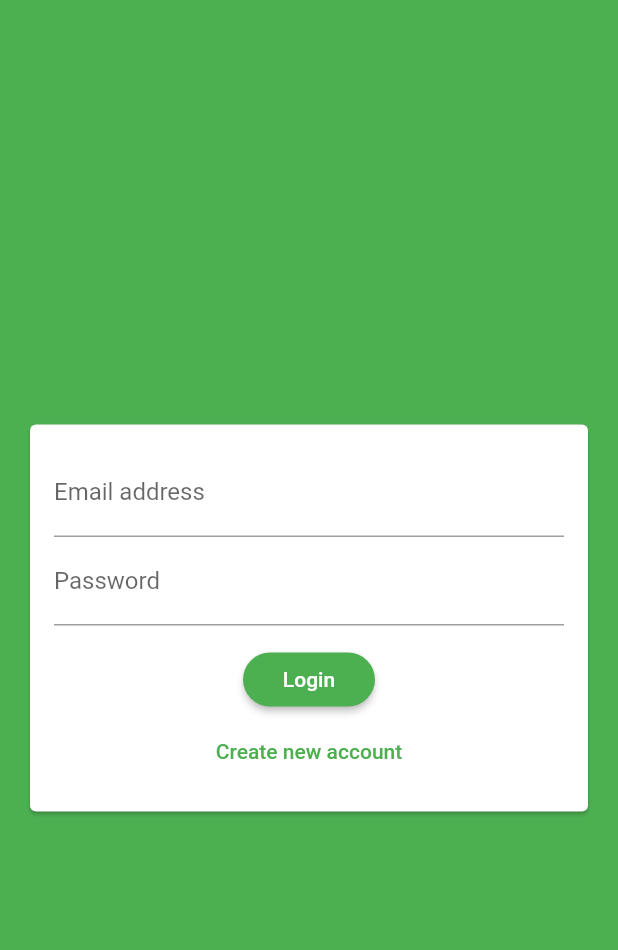
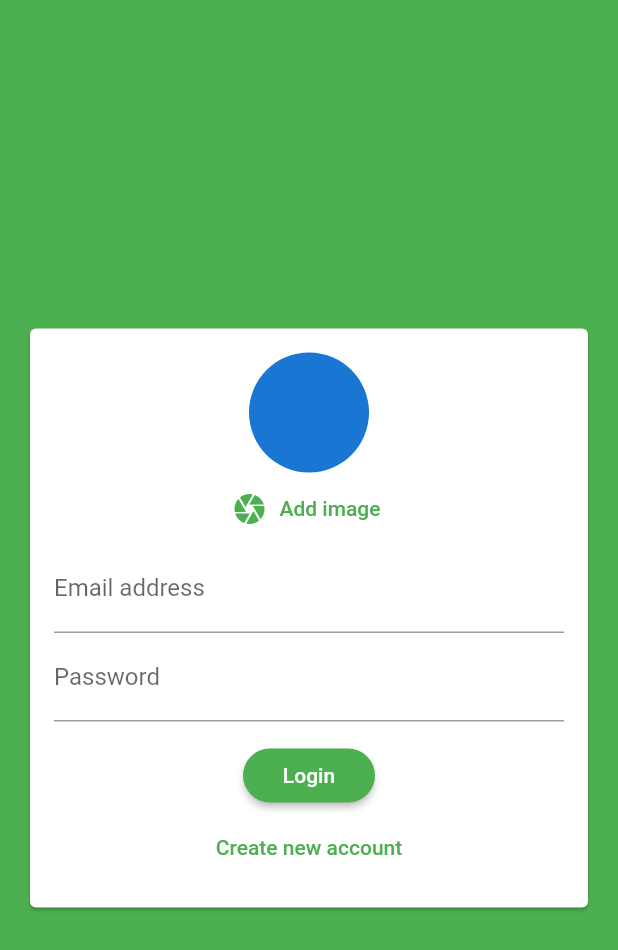
Before and after one commit to giacomoferlaino/flutter-chat-app, a Flutter app: the screen it shows after launch, on a phone screen of 412 x 824 dp. Shown: the top 950 px of the screen. Run offline on Flutter 3.47's test engine with Material 2 defaults, Android fonts, the phone set to English and light mode, and no system bars; our stand-ins replace cloud_firestore, firebase_auth; accounts and stored records are empty.

Commit message:
feat: Added image_picker dependency

```diff
--- a/lib/widgets/auth/auth_form.dart
+++ b/lib/widgets/auth/auth_form.dart
@@ -73,6 +73,15 @@ class _AuthFormState extends State<AuthForm> {
               child: Column(
                 mainAxisSize: MainAxisSize.min,
                 children: [
+                  CircleAvatar(
+                    radius: 40.0,
+                  ),
+                  FlatButton.icon(
+                    icon: Icon(Icons.camera),
+                    label: const Text('Add image'),
+                    textColor: Theme.of(context).primaryColor,
+                    onPressed: () {},
+                  ),
                   TextFormField(
                     key: ValueKey('email'),
                     validator: _validateEmail,
--- a/pubspec.yaml
+++ b/pubspec.yaml
@@ -29,6 +29,7 @@ dependencies:
   cupertino_icons: ^0.1.3
   cloud_firestore: ^0.13.7
   firebase_auth: ^0.16.1
+  image_picker: ^0.6.7+4
 
 dev_dependencies:
   flutter_test:
```
Also changed, not shown: pubspec.lock.
